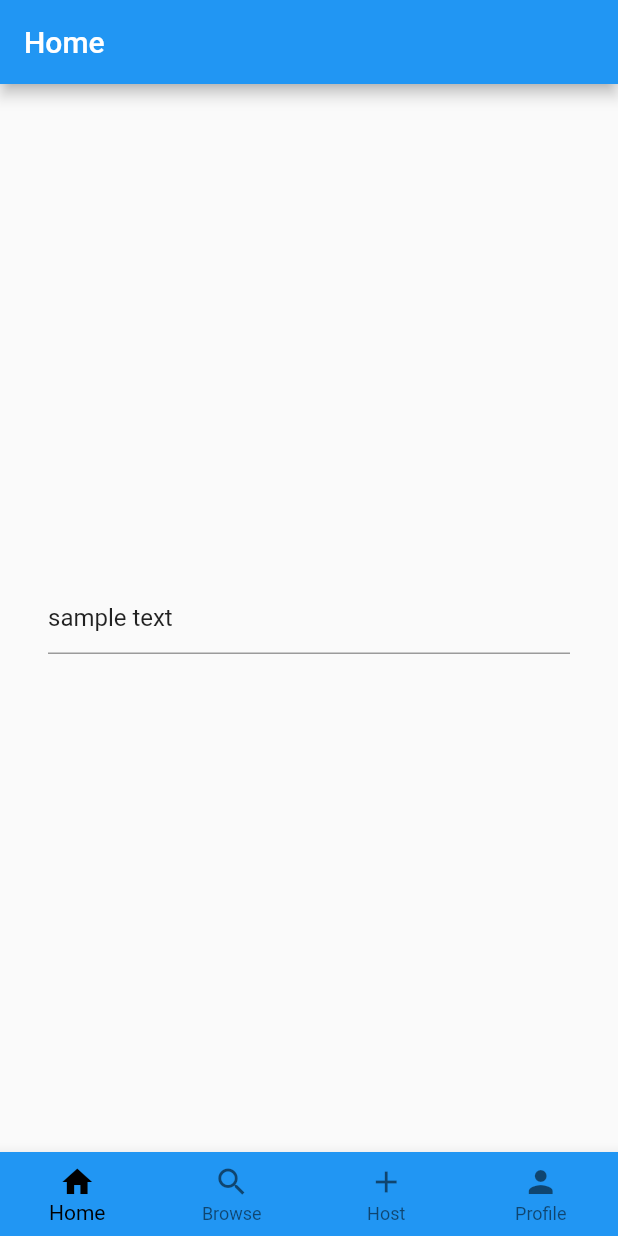
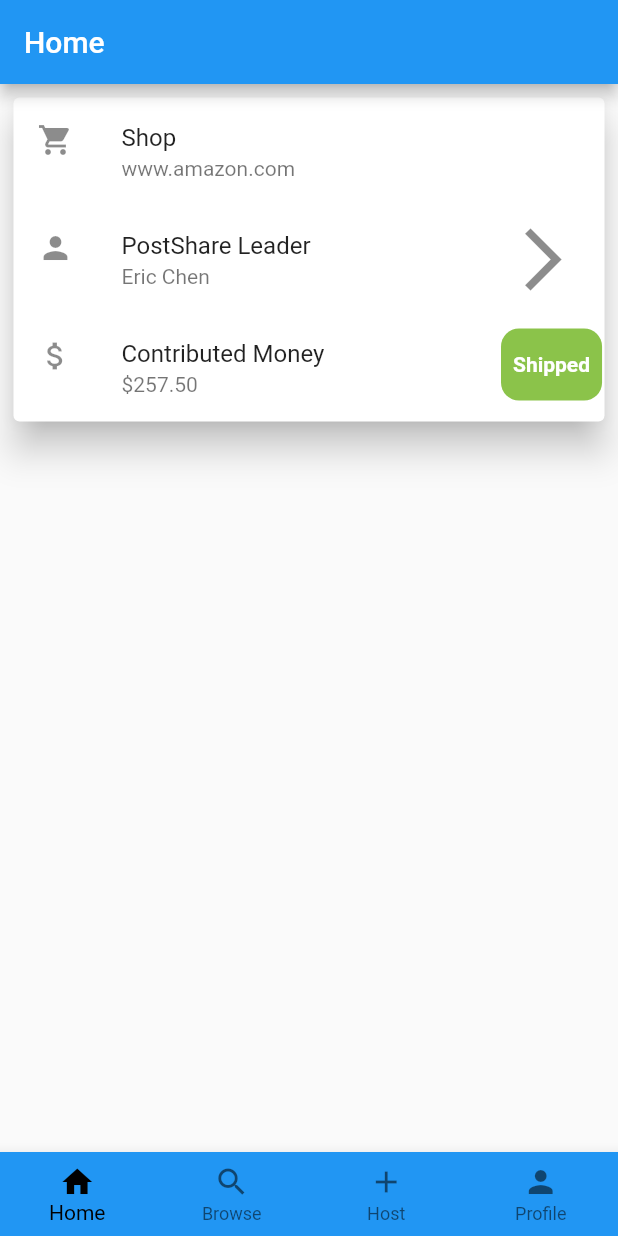
Before and after one commit to betty-guo/Shipmates, a Flutter app: the screen it shows after launch, on a phone screen of 412 x 824 dp. Run offline on Flutter 3.47's test engine with Material 2 defaults, Android fonts, the phone set to English and light mode, and no system bars.

Commit message:
Adding card-component

```diff
--- /dev/null
+++ b/lib/components/sessionCard.dart
@@ -0,0 +1,87 @@
+import 'package:flutter/material.dart';
+import '../destination.dart';
+
+class SessionCard extends StatefulWidget {
+  @override
+  _SessionCardState createState() => _SessionCardState();
+}
+
+class _SessionCardState extends State<SessionCard> {
+  @override
+
+  Widget build(BuildContext context) {
+    return Scaffold(
+        body:
+          Container(
+            padding: EdgeInsets.all(5),
+            child: InkWell(
+          splashColor: Colors.blue.withAlpha(30),
+      onTap: () {
+        print('Card tapped.');
+      }, child:
+            Card(
+              elevation: 10,
+              child: Column(
+                mainAxisSize: MainAxisSize.min,
+                children: <Widget>[
+                  const ListTile(
+                    leading: Icon(Icons.shopping_cart),
+                    title: Text('Shop'),
+                    subtitle: Text('www.amazon.com'),
+                  ),
+                  const ListTile(
+                    leading: Icon(Icons.person),
+                    title: Text('PostShare Leader'),
+                    subtitle: Text('Eric Chen'),
+                    trailing: Icon(
+                        Icons.arrow_forward_ios,
+                        size: 50
+                    ),
+                  ),
+                  Stack (
+                    children: <Widget> [
+                      ListTile(
+                        leading: Icon(
+                            Icons.attach_money
+                        ),
+                        title: Text('Contributed Money'),
+                        subtitle: Text('\$' + '257.50'),
+                      ),
+                      Positioned(
+                        top: 10,
+                        left: 325,
+                        child:
+                      Row(
+                        mainAxisAlignment: MainAxisAlignment.end,
+                        children: <Widget>[
+                          Container(
+                            margin: (EdgeInsets.fromLTRB(0, 0, 10, 10)),
+                            decoration: BoxDecoration(
+                              color: Colors.lightGreen,
+                              borderRadius: BorderRadius.circular(12),
+                            ),
+                            child: TextButton(
+                              child: const Text(
+                                  'Shipped',
+                                  style: TextStyle(
+                                    fontWeight: FontWeight.bold,
+                                    color: Colors.white,
+                                  )
+                              ),
+                              onPressed: () {/* ... */},
+                            ),
+                          ),
+                        ],
+                      ),
+                      ),
+                    ]
+                  ),
+
+                ],
+              ),
+            ),
+            ),
+          ),
+    );
+  }
+}
--- a/lib/destination.dart
+++ b/lib/destination.dart
@@ -3,6 +3,7 @@ import './homepage_view.dart';
 import './searchpage_view.dart';
 import './hostpage_view.dart';
 import './profilepage_view.dart';
+import './components/sessionCard.dart';
 
 class Destination {
   Destination(this.title, this.icon, this.widget);
--- a/lib/homepage_view.dart
+++ b/lib/homepage_view.dart
@@ -1,4 +1,5 @@
 import 'package:flutter/material.dart';
+import 'components/sessionCard.dart';
 import 'destination.dart';
 
 class HomePageView extends StatefulWidget {
@@ -17,21 +18,17 @@ class _HomePageViewState extends State<HomePageView> {
   void initState() {
     super.initState();
     _textController = TextEditingController(
-      text: 'sample text',
+      text: 'sample text home',
     );
   }
 
   @override
   Widget build(BuildContext context) {
     return Scaffold(
-      appBar: AppBar(
-        title: Text('Home'),
-      ),
-      body: Container(
-        padding: const EdgeInsets.all(32.0),
-        alignment: Alignment.center,
-        child: TextField(controller: _textController),
-      ),
+        appBar: AppBar(
+          title: Text('Home'),
+        ),
+        body: SessionCard()
     );
   }
 
```
